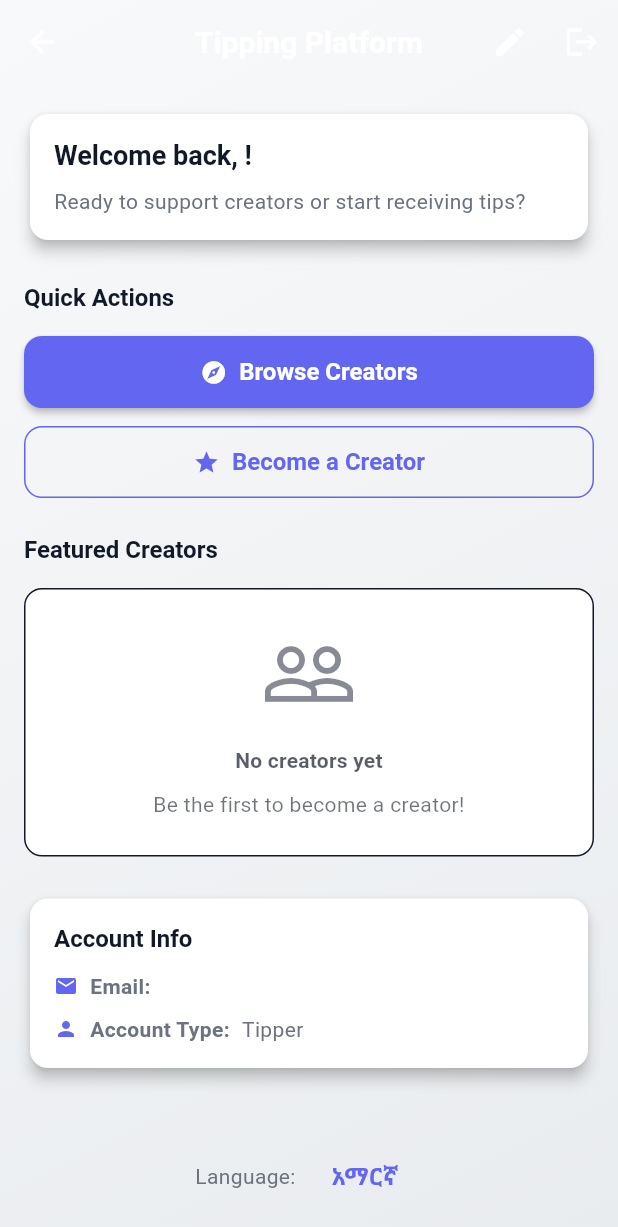
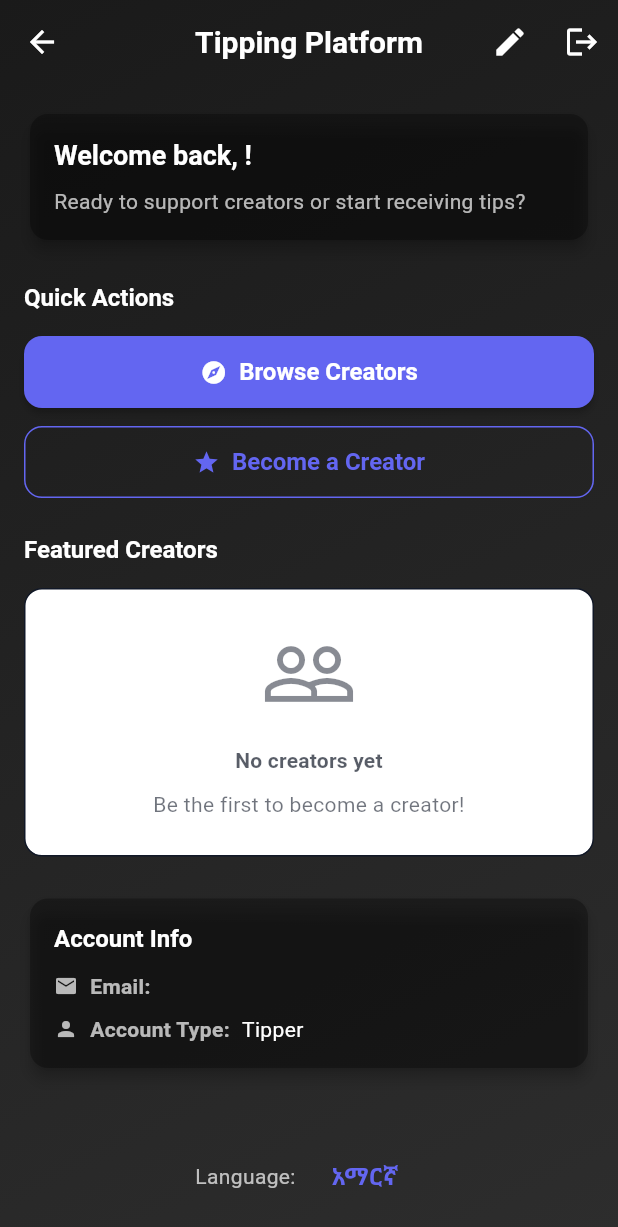
Before and after one commit to YeabY/tipping-platform-flutter, a Flutter app: the HomeScreen screen opened by its route, on a phone screen of 412 x 824 dp. Shown: the top 1227 px of the screen. Run offline on Flutter 3.47's test engine with Material 3 defaults, Android fonts, the phone set to English and light mode, and no system bars; our stand-ins replace flutter_local_notifications, hive, hive_flutter, image_picker, qr_flutter, shared_preferences; accounts and stored records are empty; statements that could not run were skipped.

Commit message:
feat: implement dark theme with gradient background

```diff
--- a/lib/screens/home_screen.dart
+++ b/lib/screens/home_screen.dart
@@ -45,8 +45,8 @@ class _HomeScreenState extends State<HomeScreen> {
             begin: Alignment.topLeft,
             end: Alignment.bottomRight,
             colors: [
-              Color(0xFFF8F9FA),
-              Color(0xFFE9ECEF),
+              Color(0xFF1A1A1A),
+              Color(0xFF2D2D2D),
             ],
           ),
         ),
@@ -55,7 +55,11 @@ class _HomeScreenState extends State<HomeScreen> {
           appBar: AppBar(
             backgroundColor: Colors.transparent,
             elevation: 0,
-            title: Text(AppConstants.appName),
+            title: Text(
+              AppConstants.appName,
+              style: const TextStyle(color: Colors.white),
+            ),
+            iconTheme: const IconThemeData(color: Colors.white),
             actions: [
               IconButton(
                 icon: const Icon(Icons.edit),
@@ -81,6 +85,7 @@ class _HomeScreenState extends State<HomeScreen> {
           children: [
             // Welcome Card
             Card(
+              color: Colors.black.withOpacity(0.3),
               child: Padding(
                 padding: const EdgeInsets.all(AppConstants.defaultPadding),
                 child: Column(
@@ -92,6 +97,7 @@ class _HomeScreenState extends State<HomeScreen> {
                           : 'እንኳን ደህና መጡ፣ ${authProvider.currentUser?.displayName ?? 'ተጠቃሚ'}!',
                       style: Theme.of(context).textTheme.headlineSmall?.copyWith(
                         fontWeight: FontWeight.bold,
+                        color: Colors.white,
                       ),
                     ),
                     const SizedBox(height: 8),
@@ -99,7 +105,9 @@ class _HomeScreenState extends State<HomeScreen> {
                       languageProvider.isEnglish
                           ? 'Ready to support creators or start receiving tips?'
                           : 'ፈጣሪዎችን ለመደገፍ ወይም ገንዘብ መቀበል ዝግጁ ናችሁ?',
-                      style: Theme.of(context).textTheme.bodyMedium,
+                      style: Theme.of(context).textTheme.bodyMedium?.copyWith(
+                        color: Colors.white70,
+                      ),
                     ),
                   ],
                 ),
@@ -113,6 +121,7 @@ class _HomeScreenState extends State<HomeScreen> {
               languageProvider.isEnglish ? 'Quick Actions' : 'ፈጣን ድርጊቶች',
               style: Theme.of(context).textTheme.titleLarge?.copyWith(
                 fontWeight: FontWeight.bold,
+                color: Colors.white,
               ),
             ),
 
@@ -169,6 +178,7 @@ class _HomeScreenState extends State<HomeScreen> {
                 languageProvider.isEnglish ? 'Featured Creators' : 'የተለዩ ፈጣሪዎች',
                 style: Theme.of(context).textTheme.titleLarge?.copyWith(
                   fontWeight: FontWeight.bold,
+                  color: Colors.white,
                 ),
               ),
 
@@ -181,6 +191,7 @@ class _HomeScreenState extends State<HomeScreen> {
 
             // User Info Card
             Card(
+              color: Colors.black.withOpacity(0.3),
               child: Padding(
                 padding: const EdgeInsets.all(AppConstants.defaultPadding),
                 child: Column(
@@ -190,6 +201,7 @@ class _HomeScreenState extends State<HomeScreen> {
                       languageProvider.isEnglish ? 'Account Info' : 'የመለያ መረጃ',
                       style: Theme.of(context).textTheme.titleLarge?.copyWith(
                         fontWeight: FontWeight.bold,
+                        color: Colors.white,
                       ),
                     ),
                     const SizedBox(height: 12),
@@ -230,7 +242,9 @@ class _HomeScreenState extends State<HomeScreen> {
               children: [
                 Text(
                   languageProvider.isEnglish ? 'Language:' : 'ቋንቋ:',
-                  style: Theme.of(context).textTheme.bodyMedium,
+                  style: Theme.of(context).textTheme.bodyMedium?.copyWith(
+                    color: Colors.white70,
+                  ),
                 ),
                 const SizedBox(width: 8),
                 TextButton(
@@ -261,20 +275,23 @@ class _HomeScreenState extends State<HomeScreen> {
         Icon(
           icon,
           size: 16,
-          color: Theme.of(context).colorScheme.primary,
+          color: Colors.white70,
         ),
         const SizedBox(width: 8),
         Text(
           label,
           style: Theme.of(context).textTheme.bodyMedium?.copyWith(
             fontWeight: FontWeight.w600,
+            color: Colors.white70,
           ),
         ),
         const SizedBox(width: 8),
         Expanded(
           child: Text(
             value,
-            style: Theme.of(context).textTheme.bodyMedium,
+            style: Theme.of(context).textTheme.bodyMedium?.copyWith(
+              color: Colors.white,
+            ),
             overflow: TextOverflow.ellipsis,
           ),
         ),
```
